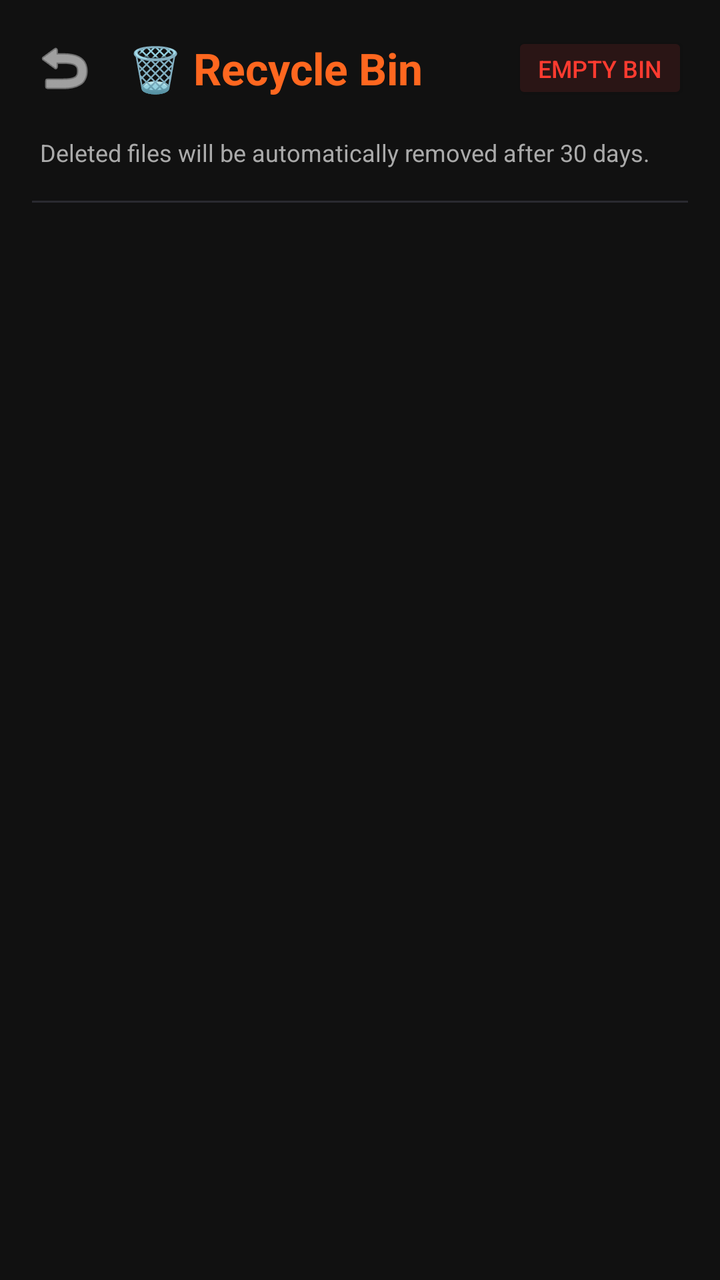
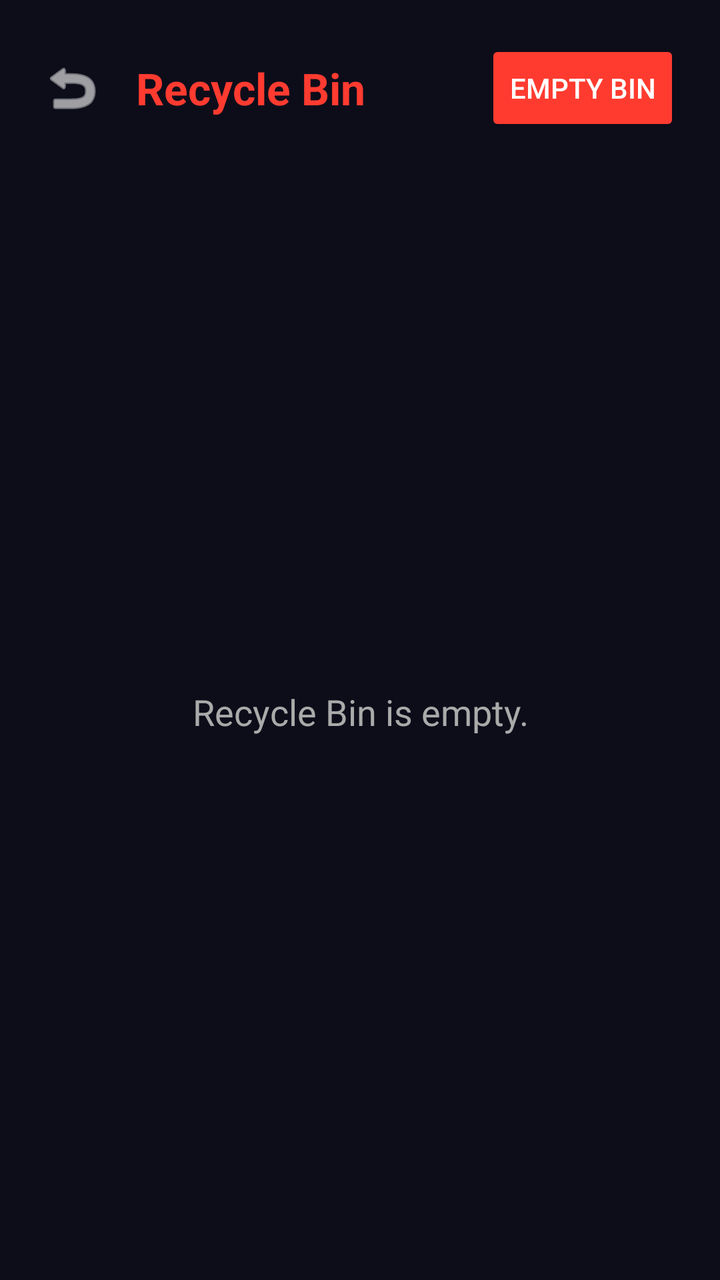

Two renders of the same Android screen: before a commit and after it. Below are the layout's source before the change and the commit's diff.
<!-- AndroidManifest.xml: application theme Theme.AppCompat.DayNight.NoActionBar -->
<!-- res/layout/activity_recycle_bin.xml -->
<?xml version="1.0" encoding="utf-8"?>
<LinearLayout xmlns:android="http://schemas.android.com/apk/res/android"
    android:layout_width="match_parent"
    android:layout_height="match_parent"
    android:background="#111111"
    android:orientation="vertical"
    android:padding="16dp">

    <LinearLayout
        android:layout_width="match_parent"
        android:layout_height="wrap_content"
        android:orientation="horizontal"
        android:gravity="center_vertical"
        android:layout_marginBottom="16dp">

        <ImageButton
            android:id="@+id/btnRecycleBack"
            android:layout_width="32dp"
            android:layout_height="32dp"
            android:background="?attr/selectableItemBackgroundBorderless"
            android:src="@android:drawable/ic_menu_revert"
            android:tint="#FFFFFF" />

        <TextView
            android:layout_width="0dp"
            android:layout_weight="1"
            android:layout_height="wrap_content"
            android:text="🗑️ Recycle Bin"
            android:textColor="#FF671F"
            android:textSize="22sp"
            android:textStyle="bold"
            android:layout_marginStart="16dp" />

        <Button
            android:id="@+id/btnEmptyBin"
            android:layout_width="wrap_content"
            android:layout_height="36dp"
            android:text="Empty Bin"
            android:textColor="#FF3B30"
            android:textSize="12sp"
            android:backgroundTint="#2A1515"
            android:paddingHorizontal="12dp"/>
    </LinearLayout>

    <TextView
        android:layout_width="match_parent"
        android:layout_height="wrap_content"
        android:text="Deleted files will be automatically removed after 30 days."
        android:textColor="#AAAAAA"
        android:textSize="12sp"
        android:layout_marginBottom="16dp"
        android:paddingHorizontal="4dp"/>

    <View
        android:layout_width="match_parent"
        android:layout_height="1dp"
        android:background="#2A2A30"
        android:layout_marginBottom="8dp"/>

    <androidx.recyclerview.widget.RecyclerView
        android:id="@+id/recyclerTrash"
        android:layout_width="match_parent"
        android:layout_height="match_parent"/>

</LinearLayout>
<!-- resources referenced by this layout -->
<resources>

</resources>

<!-- the commit's change to res/layout/activity_recycle_bin.xml (unified diff, before → after) -->
@@ -2,19 +2,19 @@
 <LinearLayout xmlns:android="http://schemas.android.com/apk/res/android"
     android:layout_width="match_parent"
     android:layout_height="match_parent"
-    android:background="#111111"
+    android:background="#0D0D1A"
     android:orientation="vertical"
-    android:padding="16dp">
+    android:padding="20dp">
 
     <LinearLayout
         android:layout_width="match_parent"
         android:layout_height="wrap_content"
         android:orientation="horizontal"
         android:gravity="center_vertical"
-        android:layout_marginBottom="16dp">
+        android:layout_marginBottom="24dp">
 
         <ImageButton
-            android:id="@+id/btnRecycleBack"
+            android:id="@+id/btnBackBin"
             android:layout_width="32dp"
             android:layout_height="32dp"
             android:background="?attr/selectableItemBackgroundBorderless"
@@ -22,44 +22,31 @@
             android:tint="#FFFFFF" />
 
         <TextView
-            android:layout_width="0dp"
-            android:layout_weight="1"
+            android:layout_width="wrap_content"
             android:layout_height="wrap_content"
-            android:text="🗑️ Recycle Bin"
-            android:textColor="#FF671F"
+            android:text="Recycle Bin"
+            android:textColor="#FF3B30"
             android:textSize="22sp"
             android:textStyle="bold"
             android:layout_marginStart="16dp" />
 
+        <View android:layout_width="0dp" android:layout_height="0dp" android:layout_weight="1"/>
+
         <Button
-            android:id="@+id/btnEmptyBin"
+            android:id="@+id/btnClearAll"
             android:layout_width="wrap_content"
-            android:layout_height="36dp"
+            android:layout_height="wrap_content"
             android:text="Empty Bin"
-            android:textColor="#FF3B30"
-            android:textSize="12sp"
-            android:backgroundTint="#2A1515"
-            android:paddingHorizontal="12dp"/>
+            android:backgroundTint="#FF3B30"
+            android:textColor="#FFFFFF"/>
     </LinearLayout>
 
     <TextView
+        android:id="@+id/tvEmptyBin"
         android:layout_width="match_parent"
-        android:layout_height="wrap_content"
-        android:text="Deleted files will be automatically removed after 30 days."
+        android:layout_height="match_parent"
+        android:text="Recycle Bin is empty."
         android:textColor="#AAAAAA"
-        android:textSize="12sp"
-        android:layout_marginBottom="16dp"
-        android:paddingHorizontal="4dp"/>
-
-    <View
-        android:layout_width="match_parent"
-        android:layout_height="1dp"
-        android:background="#2A2A30"
-        android:layout_marginBottom="8dp"/>
-
-    <androidx.recyclerview.widget.RecyclerView
-        android:id="@+id/recyclerTrash"
-        android:layout_width="match_parent"
-        android:layout_height="match_parent"/>
-
+        android:textSize="18sp"
+        android:gravity="center" />
 </LinearLayout>
